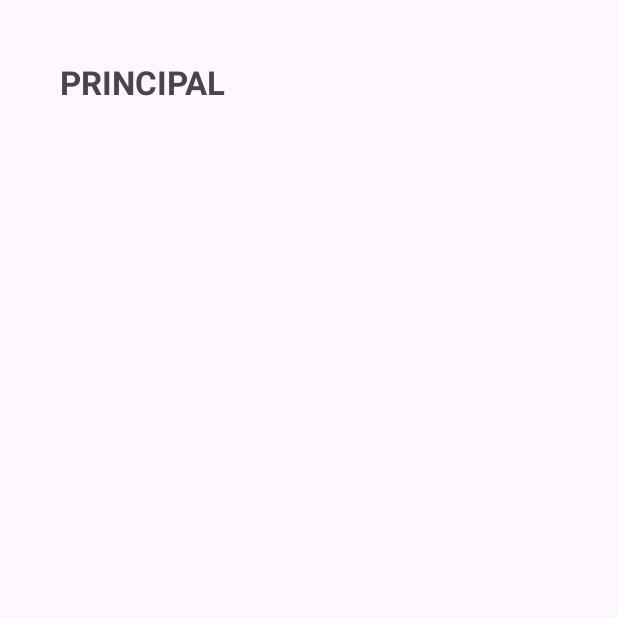
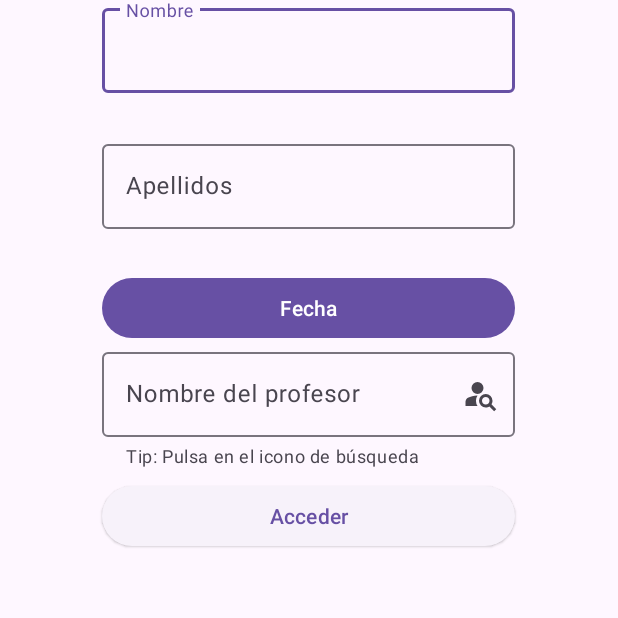
Before and after one commit to Ainhoa99/Proyecto-Final-DAM, an Android app: the screen it shows after launch (MainActivity), on a phone screen of 412 x 824 dp, the top half of it. Run offline under Robolectric (Android 15) with nearby library versions, the phone set to English and light mode, and no system bars.

Commit message:
Pantallas de inscripcion

```diff
--- a/app/build.gradle.kts
+++ b/app/build.gradle.kts
@@ -55,4 +55,6 @@ dependencies {
     implementation("androidx.navigation:navigation-fragment-ktx:$navVersion")
     implementation("androidx.navigation:navigation-ui-ktx:$navVersion")
 
+    implementation ("com.google.android.material:material:1.5.0")
+
 }
--- /dev/null
+++ b/app/src/main/res/drawable/ic_person_search.xml
@@ -0,0 +1,10 @@
+<vector xmlns:android="http://schemas.android.com/apk/res/android"
+    android:width="24dp"
+    android:height="24dp"
+    android:viewportWidth="960"
+    android:viewportHeight="960"
+    android:tint="?attr/colorControlNormal">
+  <path
+      android:fillColor="@android:color/white"
+      android:pathData="M440,480Q374,480 327,433Q280,386 280,320Q280,254 327,207Q374,160 440,160Q506,160 553,207Q600,254 600,320Q600,386 553,433Q506,480 440,480ZM884,940L756,812Q735,824 711,832Q687,840 660,840Q585,840 532.5,787.5Q480,735 480,660Q480,585 532.5,532.5Q585,480 660,480Q735,480 787.5,532.5Q840,585 840,660Q840,687 832,711Q824,735 812,756L940,884L884,940ZM660,760Q702,760 731,731Q760,702 760,660Q760,618 731,589Q702,560 660,560Q618,560 589,589Q560,618 560,660Q560,702 589,731Q618,760 660,760ZM441,520Q399,582 399,660Q399,738 441,800L120,800L120,689Q120,655 137,626Q154,597 184,582Q235,556 299,538Q363,520 441,520Z"/>
+</vector>
--- a/app/src/main/res/layout/fragment_inscripcion.xml
+++ b/app/src/main/res/layout/fragment_inscripcion.xml
@@ -5,7 +5,7 @@
     android:layout_width="match_parent"
     android:layout_height="match_parent"
     android:orientation="vertical"
-    android:id="@+id/login"
+    android:id="@+id/inscripcion"
     tools:context=".ui.InscripcionFragment">
 
 
--- /dev/null
+++ b/app/src/main/res/layout/fragment_inscripcion_dos.xml
@@ -0,0 +1,94 @@
+<?xml version="1.0" encoding="utf-8"?>
+<LinearLayout xmlns:android="http://schemas.android.com/apk/res/android"
+    xmlns:app="http://schemas.android.com/apk/res-auto"
+    xmlns:tools="http://schemas.android.com/tools"
+    android:layout_width="match_parent"
+    android:layout_height="match_parent"
+    android:orientation="vertical"
+    android:id="@+id/inscripcion"
+    tools:context=".ui.InscripcionDosFragment">
+
+
+    <LinearLayout
+        android:layout_width="match_parent"
+        android:layout_height="match_parent"
+        android:orientation="vertical">
+
+        <com.google.android.material.textfield.TextInputLayout
+            android:id="@+id/nameLayout"
+            android:layout_width="wrap_content"
+            android:layout_height="wrap_content"
+            android:layout_gravity="center_horizontal"
+            android:hint="Nombre"
+            app:errorEnabled="true"
+            android:paddingBottom="8dp">
+
+            <com.google.android.material.textfield.TextInputEditText
+                android:id="@+id/name"
+                android:layout_width="275dp"
+                android:layout_height="match_parent"
+                android:inputType="textEmailAddress" />
+
+        </com.google.android.material.textfield.TextInputLayout>
+        <com.google.android.material.textfield.TextInputLayout
+            android:id="@+id/surnameLayout"
+            android:layout_width="wrap_content"
+            android:layout_height="wrap_content"
+            android:layout_gravity="center_horizontal"
+            android:hint="Apellidos"
+            app:errorEnabled="true"
+            android:paddingBottom="8dp">
+
+            <com.google.android.material.textfield.TextInputEditText
+                android:id="@+id/surname"
+                android:layout_width="275dp"
+                android:layout_height="match_parent"
+                android:inputType="textEmailAddress" />
+
+        </com.google.android.material.textfield.TextInputLayout>
+
+        <Button
+            android:id="@+id/btn_datePicker"
+            android:layout_width="275dp"
+            android:layout_height="wrap_content"
+            android:layout_centerHorizontal="true"
+            android:layout_centerVertical="true"
+            android:layout_gravity="center_horizontal"
+            android:text="Fecha" />
+
+        <!--<Button
+            android:id="@+id/show_dialog_button"
+            android:layout_width="wrap_content"
+            android:layout_height="wrap_content"
+            android:layout_gravity="center"
+            android:text="Mostrar Diálogo" />-->
+        <com.google.android.material.textfield.TextInputLayout
+            android:id="@+id/textInputLayoutDeleteTeacher"
+            android:layout_width="275dp"
+            android:layout_height="wrap_content"
+            android:layout_gravity="center_horizontal"
+            android:hint="Nombre del profesor"
+            app:helperTextEnabled="true"
+            app:helperText="Tip: Pulsa en el icono de búsqueda"
+            app:endIconMode="custom"
+            app:endIconDrawable="@drawable/ic_person_search"
+            android:paddingBottom="8dp">
+
+            <com.google.android.material.textfield.TextInputEditText
+                android:id="@+id/textInputDeleteTeacher"
+                android:layout_width="match_parent"
+                android:layout_height="match_parent"
+                android:inputType="text" />
+        </com.google.android.material.textfield.TextInputLayout>
+
+
+        <Button
+            style="@style/Widget.Material3.Button.ElevatedButton"
+            android:id="@+id/btn_inscribir"
+            android:layout_width="275dp"
+            android:layout_height="wrap_content"
+            android:layout_gravity="center_horizontal"
+            android:text="Acceder" />
+
+    </LinearLayout>
+</LinearLayout>
--- a/app/src/main/res/navigation/main_graph.xml
+++ b/app/src/main/res/navigation/main_graph.xml
@@ -3,13 +3,13 @@
     xmlns:app="http://schemas.android.com/apk/res-auto"
     xmlns:tools="http://schemas.android.com/tools"
     android:id="@+id/main_graph"
-    app:startDestination="@id/principalFragment">
+    app:startDestination="@id/inscripcionDosFragment">
 
     <fragment
-        android:id="@+id/inscripcionFragment"
-        android:name="com.txurdinaga.proyectofinaldam.ui.InscripcionFragment"
-        android:label="fragment_inscripcion"
-        tools:layout="@layout/fragment_inscripcion" />
+        android:id="@+id/inscripcionDosFragment"
+        android:name="com.txurdinaga.proyectofinaldam.ui.InscripcionDosFragment"
+        android:label="fragment_inscripcion_dos"
+        tools:layout="@layout/fragment_inscripcion_dos" />
     <fragment
         android:id="@+id/gestionPartidosFragment"
         android:name="com.txurdinaga.proyectofinaldam.ui.GestionPartidosFragment"
@@ -60,4 +60,9 @@
         android:name="com.txurdinaga.proyectofinaldam.ui.PrincipalFragment"
         android:label="fragment_principal"
         tools:layout="@layout/fragment_principal" />
+    <fragment
+        android:id="@+id/inscripcionFragment"
+        android:name="com.txurdinaga.proyectofinaldam.ui.InscripcionFragment"
+        android:label="fragment_inscripcion"
+        tools:layout="@layout/fragment_inscripcion" />
 </navigation>
```
Also changed, not shown: app/src/main/java/com/txurdinaga/proyectofinaldam/ui/DialogSearchParent.kt (added, +64 -0 lines), app/src/main/java/com/txurdinaga/proyectofinaldam/ui/InscripcionDosFragment.kt (added, +134 -0 lines), app/src/main/java/com/txurdinaga/proyectofinaldam/ui/InscripcionFragment.kt (+0 -25 lines), app/src/main/res/layout/dialog_searchparent.xml (added, +28 -0 lines), app/src/main/res/layout/dialog_teacher_search.xml (added, +28 -0 lines).
